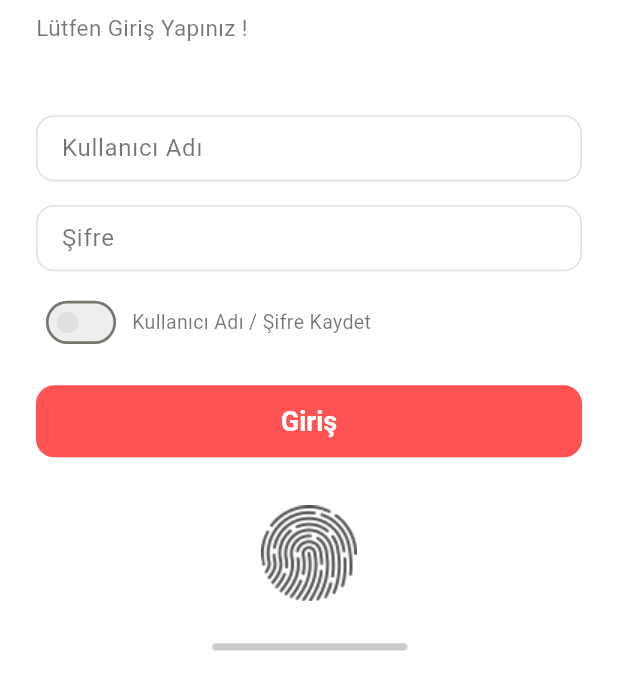
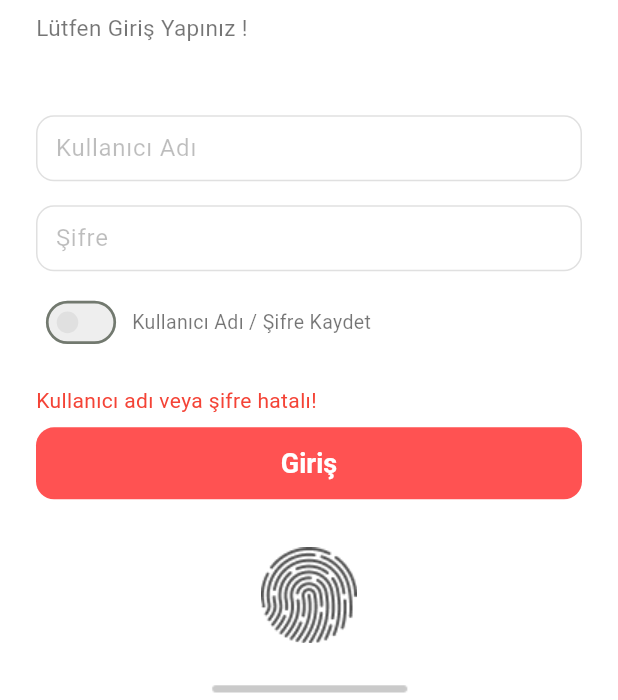
Before and after one commit to iremsu-erdemir/E-Kantin_3, a Flutter app: the LoginPage screen opened directly, scrolled down 54 dp, after a tap on "Giriş", on a phone screen of 412 x 824 dp, the part 536-1236 px from its top. Run offline on Flutter 3.47's test engine with Material 3 defaults, Android fonts, the light colour scheme and no system bars; Roboto replaces fonts that are missing (Poppins).

Commit message:
Login olan user bilgileri home sayfasında gösterilebilir hale getirildi.

```diff
--- a/lib/login_page.dart
+++ b/lib/login_page.dart
@@ -1,4 +1,7 @@
 import 'package:flutter/material.dart';
+import 'services/user_service.dart';
+import 'models/user.dart';
+import 'home_page.dart';
 
 class LoginPage extends StatefulWidget {
   const LoginPage({super.key});
@@ -11,16 +14,16 @@ class _LoginPageState extends State<LoginPage> {
   bool _rememberMe = false;
   final TextEditingController _usernameController = TextEditingController();
   final TextEditingController _passwordController = TextEditingController();
+  bool _loading = false;
+  String? _error;
 
   @override
   Widget build(BuildContext context) {
     final double screenWidth = MediaQuery.of(context).size.width;
-    // Görseldeki ekmekli arka planın en boy oranına göre yüksekliği hesaplayın
-    // Yaklaşık olarak 408.89 / 440.73 oranı kullanıldı.
     final double imageHeight = screenWidth * (408.89 / 440.73);
 
     return Scaffold(
-      backgroundColor: const Color(0xFFF5F5F5), // Arka plan rengi
+      backgroundColor: const Color(0xFFF5F5F5),
       body: Stack(
         children: [
           // Üstte ekmekli arka plan resmi
@@ -124,14 +127,23 @@ class _LoginPageState extends State<LoginPage> {
                         ],
                       ),
                       const SizedBox(height: 18), // Boşluk
+                      if (_error != null)
+                        Padding(
+                          padding: const EdgeInsets.only(bottom: 8),
+                          child: Text(
+                            _error!,
+                            style: const TextStyle(
+                              color: Colors.red,
+                              fontSize: 14,
+                            ),
+                          ),
+                        ),
                       // Giriş Butonu
                       SizedBox(
                         width: double.infinity, // Genişliği doldur
                         height: 48, // Yükseklik
                         child: ElevatedButton(
-                          onPressed: () {
-                            // Giriş butonu tıklandığında yapılacak işlemler
-                          },
+                          onPressed: _loading ? null : _handleLogin,
                           style: ElevatedButton.styleFrom(
                             backgroundColor:
                                 Colors.redAccent, // Buton arka plan rengi
@@ -147,7 +159,16 @@ class _LoginPageState extends State<LoginPage> {
                             ),
                             elevation: 0, // Gölge yok
                           ),
-                          child: const Text('Giriş'),
+                          child: _loading
+                              ? const SizedBox(
+                                  width: 24,
+                                  height: 24,
+                                  child: CircularProgressIndicator(
+                                    strokeWidth: 2,
+                                    color: Colors.white,
+                                  ),
+                                )
+                              : const Text('Giriş'),
                         ),
                       ),
                       const SizedBox(height: 32), // Boşluk
@@ -179,6 +200,29 @@ class _LoginPageState extends State<LoginPage> {
     );
   }
 
+  Future<void> _handleLogin() async {
+    setState(() {
+      _loading = true;
+      _error = null;
+    });
+    final user = await UserService().login(
+      _usernameController.text.trim(),
+      _passwordController.text.trim(),
+    );
+    setState(() {
+      _loading = false;
+    });
+    if (user != null) {
+      Navigator.of(context).pushReplacement(
+        MaterialPageRoute(builder: (context) => HomePage(user: user)),
+      );
+    } else {
+      setState(() {
+        _error = 'Kullanıcı adı veya şifre hatalı!';
+      });
+    }
+  }
+
   Widget _buildTextField({
     required TextEditingController controller,
     required String hintText,
@@ -202,9 +246,9 @@ class _LoginPageState extends State<LoginPage> {
         decoration: InputDecoration(
           border: InputBorder.none,
           hintText: hintText,
-          hintStyle: const TextStyle(color: Colors.black54),
+          hintStyle: const TextStyle(color: Colors.black26),
           contentPadding: const EdgeInsets.symmetric(
-            horizontal: 16,
+            horizontal: 12,
             vertical: 0,
           ),
           isDense: true,
--- a/lib/main.dart
+++ b/lib/main.dart
@@ -1,6 +1,5 @@
 import 'package:flutter/material.dart';
 import 'login_page.dart';
-import 'home_page.dart';
 
 void main() {
   runApp(const EKantinApp());
@@ -22,7 +21,7 @@ class EKantinApp extends StatelessWidget {
         useMaterial3: true,
         fontFamily: 'Poppins',
       ),
-      home: HomePage(),
+      home: const LoginPage(),
     );
   }
 }
--- /dev/null
+++ b/lib/models/user.dart
@@ -0,0 +1,25 @@
+class User {
+  final String username;
+  final String password;
+  final String? name;
+  final String? role;
+  final String? image;
+
+  User({
+    required this.username,
+    required this.password,
+    this.name,
+    this.role,
+    this.image,
+  });
+
+  factory User.fromJson(Map<String, dynamic> json) {
+    return User(
+      username: json['username'],
+      password: json['password'],
+      name: json['name'],
+      role: json['role'],
+      image: json['image'],
+    );
+  }
+}
--- /dev/null
+++ b/lib/services/user_service.dart
@@ -0,0 +1,32 @@
+import '../models/user.dart';
+
+class UserService {
+  // Şu an sabit kullanıcı, ileride backend ile değiştirilecek
+  final List<User> _dummyUsers = [
+    User(
+      username: 'erdem',
+      password: '1234',
+      name: 'Erdem',
+      role: 'admin',
+      image: 'assets/images/person.png',
+    ),
+    User(
+      username: 'cengiz',
+      password: '1234',
+      name: 'Cengiz Demir',
+      role: 'Yazılım Şube Müdürü',
+      image: 'assets/images/cengizBey.png',
+    ),
+  ];
+
+  Future<User?> login(String username, String password) async {
+    await Future.delayed(const Duration(milliseconds: 500)); // Simülasyon
+    try {
+      return _dummyUsers.firstWhere(
+        (u) => u.username == username && u.password == password,
+      );
+    } catch (e) {
+      return null;
+    }
+  }
+}
```
Also changed, not shown: lib/home_page.dart (+112 -50 lines), lib/models/tost.dart (added, +25 -0 lines), lib/services/tost_service.dart (added, +44 -0 lines), lib/tost.page.dart (added, +128 -0 lines), assets/images/cengizBey.png (added), assets/images/image.png (deleted), assets/images/tostmenu.png (added).
